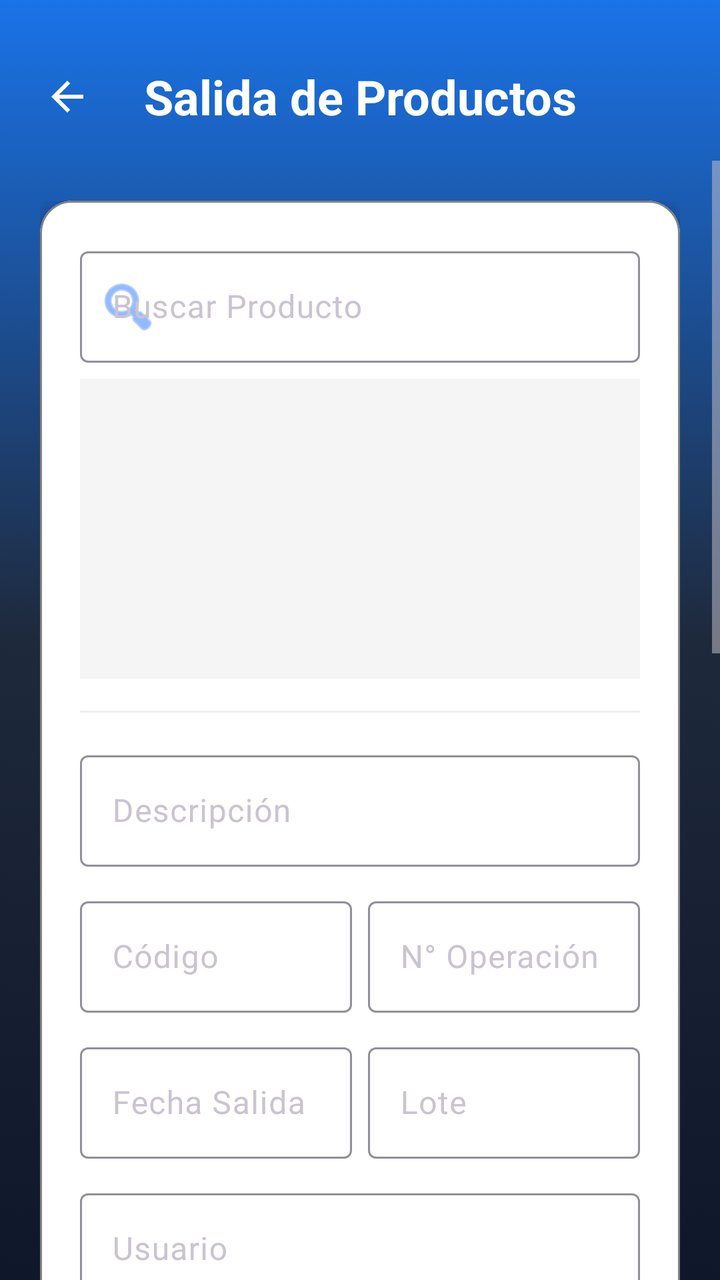
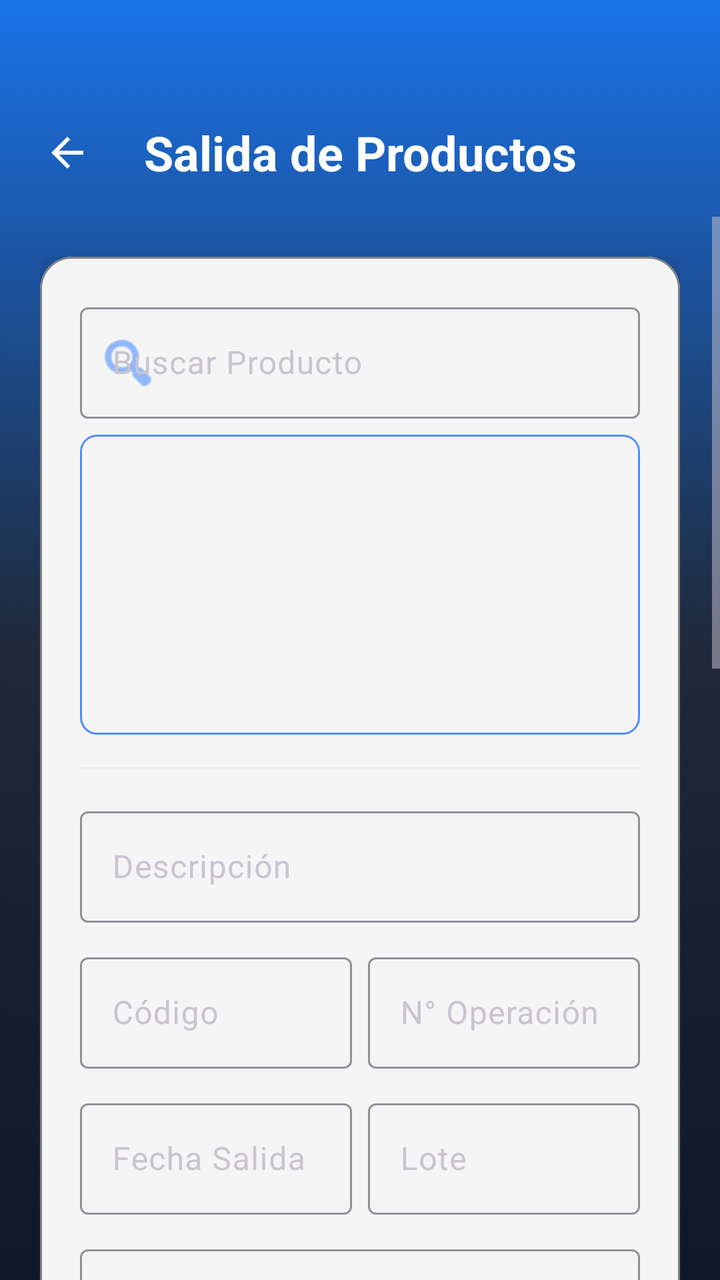

An Android layout rendered at two revisions. The XML below is the earlier revision; the diff shows what the commit changed to produce the second picture.
<!-- AndroidManifest.xml: application theme Theme.InventarioApp -->
<!-- res/layout/activity_salida_productos.xml -->
<?xml version="1.0" encoding="utf-8"?>
<androidx.constraintlayout.widget.ConstraintLayout xmlns:android="http://schemas.android.com/apk/res/android"
    xmlns:app="http://schemas.android.com/apk/res-auto"
    xmlns:tools="http://schemas.android.com/tools"
    android:layout_width="match_parent"
    android:layout_height="match_parent"
    android:background="@drawable/fondo_degradado">

    
    <TextView
        android:id="@+id/tvTituloSalida"
        android:layout_width="wrap_content"
        android:layout_height="wrap_content"
        android:layout_marginTop="32dp"
        android:gravity="center"
        android:text="@string/title_salida"
        android:textColor="@color/white"
        android:textSize="24sp"
        android:textStyle="bold"
        app:layout_constraintEnd_toEndOf="parent"
        app:layout_constraintStart_toStartOf="parent"
        app:layout_constraintTop_toTopOf="parent" />

    <ImageButton
        android:id="@+id/btnBack"
        android:layout_width="51dp"
        android:layout_height="56dp"
        android:layout_marginStart="8dp"
        android:background="?attr/selectableItemBackgroundBorderless"
        android:contentDescription="@string/btn_volver"
        android:elevation="8dp"
        android:padding="12dp"
        android:src="@drawable/ic_back"
        app:layout_constraintBottom_toBottomOf="@id/tvTituloSalida"
        app:layout_constraintStart_toStartOf="parent"
        app:layout_constraintTop_toTopOf="@id/tvTituloSalida"
        app:tint="@color/white" />

    
    <ScrollView
        android:layout_width="match_parent"
        android:layout_height="0dp"
        android:layout_marginTop="16dp"
        android:fillViewport="true"
        app:layout_constraintBottom_toBottomOf="parent"
        app:layout_constraintTop_toBottomOf="@id/tvTituloSalida">

        <LinearLayout
            android:layout_width="match_parent"
            android:layout_height="wrap_content"
            android:orientation="vertical"
            android:padding="20dp">

            <com.google.android.material.card.MaterialCardView
                android:layout_width="match_parent"
                android:layout_height="wrap_content"
                app:cardCornerRadius="16dp"
                app:cardElevation="4dp"
                app:cardBackgroundColor="@color/white"
                app:strokeWidth="1dp"
                app:strokeColor="@color/gray">

                <LinearLayout
                    android:layout_width="match_parent"
                    android:layout_height="wrap_content"
                    android:orientation="vertical"
                    android:padding="20dp">

                    
                    <com.google.android.material.textfield.TextInputLayout
                        android:id="@+id/tilBusqueda"
                        style="@style/Widget.Material3.TextInputLayout.OutlinedBox"
                        android:layout_width="match_parent"
                        android:layout_height="wrap_content"
                        android:hint="@string/hint_buscar_producto"
                        app:startIconDrawable="@android:drawable/ic_menu_search"
                        app:startIconTint="@color/primary"
                        app:endIconMode="clear_text"
                        app:endIconTint="@color/gray"
                        app:hintTextColor="@color/black">

                        <com.google.android.material.textfield.TextInputEditText
                            android:id="@+id/etBusquedaProductos"
                            android:layout_width="match_parent"
                            android:layout_height="wrap_content"
                            android:textColor="@color/black"
                            android:inputType="text" />
                    </com.google.android.material.textfield.TextInputLayout>

                    <androidx.recyclerview.widget.RecyclerView
                        android:id="@+id/rvProductosBusqueda"
                        android:layout_width="match_parent"
                        android:layout_height="150dp"
                        android:layout_marginTop="8dp"
                        android:background="#F5F5F5" />

                    <View android:layout_width="match_parent" android:layout_height="1dp" android:layout_marginVertical="16dp" android:background="#EEEEEE" />

                    
                    <com.google.android.material.textfield.TextInputLayout
                        android:id="@+id/tilDescripcion"
                        style="@style/Widget.Material3.TextInputLayout.OutlinedBox"
                        android:layout_width="match_parent"
                        android:layout_height="wrap_content"
                        android:hint="@string/hint_descripcion"
                        app:hintTextColor="@color/black">

                        <com.google.android.material.textfield.TextInputEditText
                            android:id="@+id/etDescripcion"
                            android:layout_width="match_parent"
                            android:layout_height="wrap_content"
                            android:enabled="false"
                            android:textColor="@color/black"
                            android:inputType="text" />
                    </com.google.android.material.textfield.TextInputLayout>

                    <LinearLayout
                        android:layout_width="match_parent"
                        android:layout_height="wrap_content"
                        android:layout_marginTop="12dp"
                        android:orientation="horizontal">

                        <com.google.android.material.textfield.TextInputLayout
                            android:id="@+id/tilCodigo"
                            style="@style/Widget.Material3.TextInputLayout.OutlinedBox"
                            android:layout_width="0dp"
                            android:layout_height="wrap_content"
                            android:layout_weight="1"
                            android:layout_marginEnd="8dp"
                            android:hint="@string/label_codigo"
                            app:hintTextColor="@color/black">

                            <com.google.android.material.textfield.TextInputEditText
                                android:id="@+id/etCodigo"
                                android:layout_width="match_parent"
                                android:layout_height="wrap_content"
                                android:enabled="false"
                                android:textColor="@color/black"
                                android:inputType="text" />
                        </com.google.android.material.textfield.TextInputLayout>

                        <com.google.android.material.textfield.TextInputLayout
                            android:id="@+id/tilOperacion"
                            style="@style/Widget.Material3.TextInputLayout.OutlinedBox"
                            android:layout_width="0dp"
                            android:layout_height="wrap_content"
                            android:layout_weight="1"
                            android:hint="@string/label_operacion"
                            app:hintTextColor="@color/black">

                            <com.google.android.material.textfield.TextInputEditText
                                android:id="@+id/etOperacion"
                                android:layout_width="match_parent"
                                android:layout_height="wrap_content"
                                android:enabled="false"
                                android:textColor="@color/black"
                                android:inputType="number" />
                        </com.google.android.material.textfield.TextInputLayout>
                    </LinearLayout>

                    <LinearLayout
                        android:layout_width="match_parent"
                        android:layout_height="wrap_content"
                        android:layout_marginTop="12dp"
                        android:orientation="horizontal">

                        <com.google.android.material.textfield.TextInputLayout
                            android:id="@+id/tilFechaSalida"
                            style="@style/Widget.Material3.TextInputLayout.OutlinedBox"
                            android:layout_width="0dp"
                            android:layout_height="wrap_content"
                            android:layout_weight="1"
                            android:layout_marginEnd="8dp"
                            android:hint="@string/label_fecha_salida"
                            app:hintTextColor="@color/black">

                            <com.google.android.material.textfield.TextInputEditText
                                android:id="@+id/etFechaSalida"
                                android:layout_width="match_parent"
                                android:layout_height="wrap_content"
                                android:enabled="false"
                                android:textColor="@color/black"
                                android:inputType="date" />
                        </com.google.android.material.textfield.TextInputLayout>

                        <com.google.android.material.textfield.TextInputLayout
                            android:id="@+id/tilLote"
                            style="@style/Widget.Material3.TextInputLayout.OutlinedBox"
                            android:layout_width="0dp"
                            android:layout_height="wrap_content"
                            android:layout_weight="1"
                            android:hint="@string/label_lote"
                            app:hintTextColor="@color/black">

                            <com.google.android.material.textfield.TextInputEditText
                                android:id="@+id/etLote"
                                android:layout_width="match_parent"
                                android:layout_height="wrap_content"
                                android:enabled="false"
                                android:textColor="@color/black"
                                android:inputType="text" />
                        </com.google.android.material.textfield.TextInputLayout>
                    </LinearLayout>

                    <com.google.android.material.textfield.TextInputLayout
                        android:id="@+id/tilUsuario"
                        style="@style/Widget.Material3.TextInputLayout.OutlinedBox"
                        android:layout_width="match_parent"
                        android:layout_height="wrap_content"
                        android:layout_marginTop="12dp"
                        android:hint="@string/label_usuario"
                        app:hintTextColor="@color/black">

                        <com.google.android.material.textfield.TextInputEditText
                            android:id="@+id/etUsuario"
                            android:layout_width="match_parent"
                            android:layout_height="wrap_content"
                            android:textColor="@color/black"
                            android:inputType="text" />
                    </com.google.android.material.textfield.TextInputLayout>

                    <com.google.android.material.textfield.TextInputLayout
                        android:id="@+id/tilCantidad"
                        style="@style/Widget.Material3.TextInputLayout.OutlinedBox"
                        android:layout_width="match_parent"
                        android:layout_height="wrap_content"
                        android:layout_marginTop="12dp"
                        android:hint="@string/label_cantidad_retirar"
                        app:hintTextColor="@color/black">

                        <com.google.android.material.textfield.TextInputEditText
                            android:id="@+id/etCantidad"
                            android:layout_width="match_parent"
                            android:layout_height="wrap_content"
                            android:textColor="@color/black"
                            android:inputType="number" />
                    </com.google.android.material.textfield.TextInputLayout>

                    
                    <LinearLayout
                        android:layout_width="match_parent"
                        android:layout_height="wrap_content"
                        android:layout_marginTop="24dp"
                        android:orientation="horizontal">

                        <com.google.android.material.button.MaterialButton
                            android:id="@+id/btnAgregar"
                            android:layout_width="0dp"
                            android:layout_height="wrap_content"
                            android:layout_weight="1"
                            android:layout_marginEnd="8dp"
                            android:text="@string/btn_agregar"
                            app:cornerRadius="12dp" />

                        <com.google.android.material.button.MaterialButton
                            android:id="@+id/btnEliminar"
                            style="@style/Widget.Material3.Button.OutlinedButton"
                            android:layout_width="0dp"
                            android:layout_height="wrap_content"
                            android:layout_weight="1"
                            android:text="@string/btn_eliminar"
                            android:textColor="@color/error_red"
                            app:strokeColor="@color/error_red"
                            app:cornerRadius="12dp" />
                    </LinearLayout>

                    <com.google.android.material.button.MaterialButton
                        android:id="@+id/btnImportarExcel"
                        style="@style/Widget.Material3.Button.TextButton"
                        android:layout_width="match_parent"
                        android:layout_height="wrap_content"
                        android:layout_marginTop="8dp"
                        android:text="@string/btn_excel"
                        app:icon="@android:drawable/ic_menu_save" />

                    <View android:layout_width="match_parent" android:layout_height="1dp" android:layout_marginVertical="16dp" android:background="#EEEEEE" />

                    <TextView
                        android:layout_width="wrap_content"
                        android:layout_height="wrap_content"
                        android:text="@string/label_productos_seleccionados"
                        android:textColor="@color/primary"
                        android:textStyle="bold" />

                    <androidx.recyclerview.widget.RecyclerView
                        android:id="@+id/rvProductos"
                        android:layout_width="match_parent"
                        android:layout_height="200dp"
                        android:layout_marginTop="8dp"
                        android:background="#F5F5F5" />

                    
                    <com.google.android.material.button.MaterialButton
                        android:id="@+id/btnSalir"
                        android:layout_width="match_parent"
                        android:layout_height="wrap_content"
                        android:layout_marginTop="24dp"
                        android:padding="16dp"
                        android:text="@string/btn_finalizar"
                        app:cornerRadius="12dp" />

                    <com.google.android.material.button.MaterialButton
                        android:id="@+id/btnModificar"
                        style="@style/Widget.Material3.Button.TextButton"
                        android:layout_width="match_parent"
                        android:layout_height="wrap_content"
                        android:layout_marginTop="8dp"
                        android:text="@string/btn_modificar"
                        android:textColor="@color/gray" />

                </LinearLayout>
            </com.google.android.material.card.MaterialCardView>

            <View
                android:layout_width="match_parent"
                android:layout_height="60dp" />

        </LinearLayout>
    </ScrollView>

</androidx.constraintlayout.widget.ConstraintLayout>
<!-- resources referenced by this layout -->
<resources>
  <color name="black">#FF000000</color>
  <color name="error_red">#FF6B6B</color>
  <color name="gray">#FF808080</color>
  <color name="primary">#4D8DFF</color>
  <color name="white">#FFFFFFFF</color>
  <!-- drawable fondo_degradado (drawable) -->
  <?xml version="1.0" encoding="utf-8"?>
  <selector xmlns:android="http://schemas.android.com/apk/res/android">
      <item>
          <shape android:shape="rectangle">
              <gradient
                  android:angle="270"
                  android:startColor="@color/grad_start"
                  android:centerColor="@color/surface"
                  android:endColor="#0F172A" />
          </shape>
      </item>
  </selector>
  <!-- drawable ic_back (drawable) -->
  <vector xmlns:android="http://schemas.android.com/apk/res/android"
      android:width="24dp"
      android:height="24dp"
      android:viewportWidth="24"
      android:viewportHeight="24">
    <path
        android:fillColor="#FFFFFF"
        android:pathData="M20,11H7.83l5.59,-5.59L12,4l-8,8 8,8 1.41,-1.41L7.83,13H20v-2z"/>
  </vector>
  <string name="btn_agregar">AGREGAR</string>
  <string name="btn_eliminar">ELIMINAR</string>
  <string name="btn_excel">Excel</string>
  <string name="btn_finalizar">FINALIZAR</string>
  <string name="btn_modificar">MODIFICAR</string>
  <string name="btn_volver">Volver</string>
  <string name="hint_buscar_producto">Buscar Producto</string>
  <string name="hint_descripcion">Descripción</string>
  <string name="label_cantidad_retirar">Cantidad a Retirar</string>
  <string name="label_codigo">Código</string>
  <string name="label_fecha_salida">Fecha Salida</string>
  <string name="label_lote">Lote</string>
  <string name="label_operacion">N° Operación</string>
  <string name="label_productos_seleccionados">Productos Seleccionados</string>
  <string name="label_usuario">Usuario</string>
  <string name="title_salida">Salida de Productos</string>
  <style name="Theme.InventarioApp" parent="Theme.Material3.Dark.NoActionBar">
          
          <item name="colorPrimary">@color/primary</item>
          <item name="colorOnPrimary">@color/white</item>
          <item name="colorPrimaryContainer">@color/primary_variant</item>
          <item name="colorOnPrimaryContainer">@color/white</item>
          <item name="colorSecondary">@color/secondary</item>
          <item name="android:statusBarColor">#0F172A</item>
          <item name="android:windowBackground">@drawable/fondo_degradado</item>
  
          
          <item name="textInputStyle">@style/Widget.Material3.TextInputLayout.OutlinedBox</item>
      </style>
  <color name="grad_start">#1A73E8</color>
  <color name="surface">#1E293B</color>
  <color name="primary_variant">#1A73E8</color>
  <color name="secondary">#34A853</color>
</resources>

<!-- the commit's change to res/layout/activity_salida_productos.xml (unified diff, before → after) -->
@@ -11,7 +11,7 @@
         android:id="@+id/tvTituloSalida"
         android:layout_width="wrap_content"
         android:layout_height="wrap_content"
-        android:layout_marginTop="32dp"
+        android:layout_marginTop="60dp"
         android:gravity="center"
         android:text="@string/title_salida"
         android:textColor="@color/white"
@@ -56,7 +56,7 @@
                 android:layout_height="wrap_content"
                 app:cardCornerRadius="16dp"
                 app:cardElevation="4dp"
-                app:cardBackgroundColor="@color/white"
+                app:cardBackgroundColor="@color/smoke_white"
                 app:strokeWidth="1dp"
                 app:strokeColor="@color/gray">
 
@@ -92,7 +92,7 @@
                         android:layout_width="match_parent"
                         android:layout_height="150dp"
                         android:layout_marginTop="8dp"
-                        android:background="#F5F5F5" />
+                        android:background="@drawable/bg_list_with_border" />
 
                     <View android:layout_width="match_parent" android:layout_height="1dp" android:layout_marginVertical="16dp" android:background="#EEEEEE" />
 
@@ -249,45 +249,62 @@
                             android:layout_height="wrap_content"
                             android:layout_weight="1"
                             android:layout_marginEnd="8dp"
+                            android:padding="12dp"
                             android:text="@string/btn_agregar"
                             app:cornerRadius="12dp" />
 
                         <com.google.android.material.button.MaterialButton
+                            android:id="@+id/btnImportarExcel"
+                            android:layout_width="0dp"
+                            android:layout_height="wrap_content"
+                            android:layout_weight="1"
+                            android:padding="12dp"
+                            android:text="@string/btn_excel"
+                            android:textColor="@color/white"
+                            app:backgroundTint="@color/design_default_color_secondary_variant"
+                            app:cornerRadius="12dp"
+                            app:icon="@android:drawable/ic_menu_save"
+                            app:iconTint="@color/white" />
+                    </LinearLayout>
+
+                    <View android:layout_width="match_parent" android:layout_height="1dp" android:layout_marginVertical="16dp" android:background="#EEEEEE" />
+
+                    <LinearLayout
+                        android:layout_width="match_parent"
+                        android:layout_height="wrap_content"
+                        android:gravity="center_vertical"
+                        android:orientation="horizontal">
+
+                        <TextView
+                            android:layout_width="0dp"
+                            android:layout_height="wrap_content"
+                            android:layout_weight="1"
+                            android:text="@string/label_productos_seleccionados"
+                            android:textColor="@color/primary"
+                            android:textStyle="bold" />
+
+                        <com.google.android.material.button.MaterialButton
                             android:id="@+id/btnEliminar"
-                            style="@style/Widget.Material3.Button.OutlinedButton"
-                            android:layout_width="0dp"
-                            android:layout_height="wrap_content"
-                            android:layout_weight="1"
+                            style="@style/Widget.Material3.Button.TextButton"
+                            android:layout_width="wrap_content"
+                            android:layout_height="wrap_content"
+                            android:minWidth="0dp"
+                            android:minHeight="0dp"
+                            android:padding="4dp"
                             android:text="@string/btn_eliminar"
                             android:textColor="@color/error_red"
-                            app:strokeColor="@color/error_red"
-                            app:cornerRadius="12dp" />
+                            android:textSize="12sp"
+                            app:icon="@android:drawable/ic_menu_delete"
+                            app:iconSize="18dp"
+                            app:iconTint="@color/error_red" />
                     </LinearLayout>
-
-                    <com.google.android.material.button.MaterialButton
-                        android:id="@+id/btnImportarExcel"
-                        style="@style/Widget.Material3.Button.TextButton"
-                        android:layout_width="match_parent"
-                        android:layout_height="wrap_content"
-                        android:layout_marginTop="8dp"
-                        android:text="@string/btn_excel"
-                        app:icon="@android:drawable/ic_menu_save" />
-
-                    <View android:layout_width="match_parent" android:layout_height="1dp" android:layout_marginVertical="16dp" android:background="#EEEEEE" />
-
-                    <TextView
-                        android:layout_width="wrap_content"
-                        android:layout_height="wrap_content"
-                        android:text="@string/label_productos_seleccionados"
-                        android:textColor="@color/primary"
-                        android:textStyle="bold" />
 
                     <androidx.recyclerview.widget.RecyclerView
                         android:id="@+id/rvProductos"
                         android:layout_width="match_parent"
                         android:layout_height="200dp"
                         android:layout_marginTop="8dp"
-                        android:background="#F5F5F5" />
+                        android:background="@drawable/bg_list_with_border" />
 
                     
                     <com.google.android.material.button.MaterialButton
<!-- resource entries referenced after the edit -->
@@ -4,7 +4,17 @@
   <color name="error_red">#FF6B6B</color>
   <color name="gray">#FF808080</color>
   <color name="primary">#4D8DFF</color>
+  <color name="smoke_white">#F5F5F5</color>
   <color name="white">#FFFFFFFF</color>
+  <!-- drawable bg_list_with_border (drawable) -->
+  <?xml version="1.0" encoding="utf-8"?>
+  <shape xmlns:android="http://schemas.android.com/apk/res/android">
+      <solid android:color="@color/smoke_white" />
+      <stroke
+          android:width="1dp"
+          android:color="@color/primary" />
+      <corners android:radius="8dp" />
+  </shape>
   <!-- drawable fondo_degradado (drawable) -->
   <?xml version="1.0" encoding="utf-8"?>
   <selector xmlns:android="http://schemas.android.com/apk/res/android">
@@ -30,7 +40,7 @@
   </vector>
   <string name="btn_agregar">AGREGAR</string>
   <string name="btn_eliminar">ELIMINAR</string>
-  <string name="btn_excel">Excel</string>
+  <string name="btn_excel">Exportar Excel</string>
   <string name="btn_finalizar">FINALIZAR</string>
   <string name="btn_modificar">MODIFICAR</string>
   <string name="btn_volver">Volver</string>
